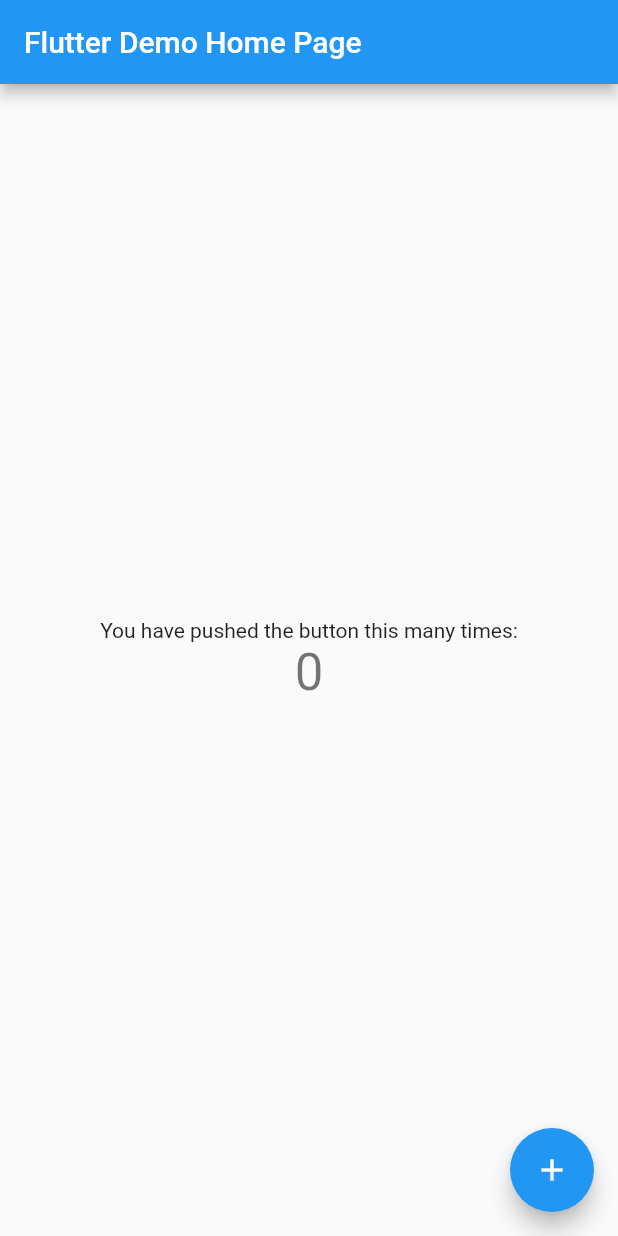
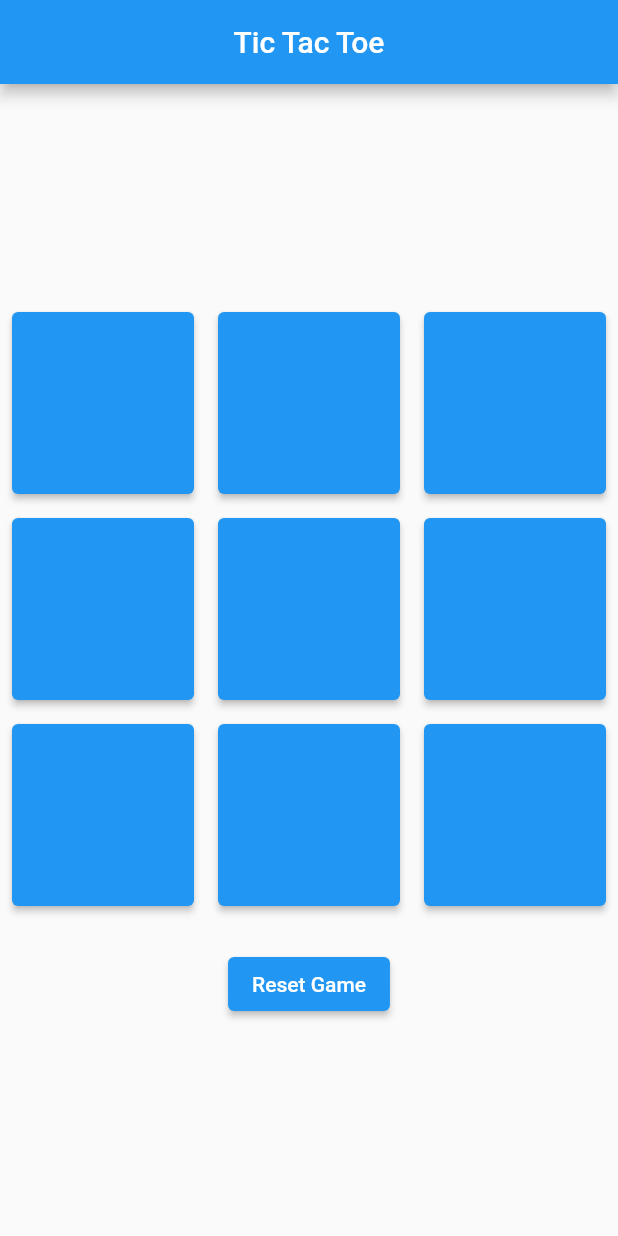
Before and after one commit to Shree-77/TicTacToe, a Flutter app: the screen it shows after launch, on a phone screen of 412 x 824 dp. Run offline on Flutter 3.47's test engine with Material 2 defaults, Android fonts, the phone set to English and light mode, and no system bars.

Commit message:
UI updated

```diff
--- a/lib/main.dart
+++ b/lib/main.dart
@@ -1,115 +1,69 @@
 import 'package:flutter/material.dart';
 
-void main() {
-  runApp(const MyApp());
+void main() => runApp(MaterialApp(home: TicTacToe()));
+
+class TicTacToe extends StatefulWidget {
+  const TicTacToe({Key? key}) : super(key: key);
+
+  @override
+  _TicTacToeState createState() => _TicTacToeState();
 }
 
-class MyApp extends StatelessWidget {
-  const MyApp({super.key});
+class _TicTacToeState extends State<TicTacToe> {
+  List<String> _gameState = List.filled(9, "");
+  String _currentPlayer = "X";
 
-  // This widget is the root of your application.
-  @override
-  Widget build(BuildContext context) {
-    return MaterialApp(
-      title: 'Flutter Demo',
-      theme: ThemeData(
-        // This is the theme of your application.
-        //
-        // Try running your application with "flutter run". You'll see the
-        // application has a blue toolbar. Then, without quitting the app, try
-        // changing the primarySwatch below to Colors.green and then invoke
-        // "hot reload" (press "r" in the console where you ran "flutter run",
-        // or simply save your changes to "hot reload" in a Flutter IDE).
-        // Notice that the counter didn't reset back to zero; the application
-        // is not restarted.
-        primarySwatch: Colors.blue,
-      ),
-      home: const MyHomePage(title: 'Flutter Demo Home Page'),
-    );
+  void _playMove(int index) {
+    setState(() {
+      if (_gameState[index] == "") {
+        _gameState[index] = _currentPlayer;
+        _currentPlayer = _currentPlayer == "X" ? "O" : "X";
+      }
+    });
   }
-}
 
-class MyHomePage extends StatefulWidget {
-  const MyHomePage({super.key, required this.title});
-
-  // This widget is the home page of your application. It is stateful, meaning
-  // that it has a State object (defined below) that contains fields that affect
-  // how it looks.
-
-  // This class is the configuration for the state. It holds the values (in this
-  // case the title) provided by the parent (in this case the App widget) and
-  // used by the build method of the State. Fields in a Widget subclass are
-  // always marked "final".
-
-  final String title;
-
-  @override
-  State<MyHomePage> createState() => _MyHomePageState();
-}
-
-class _MyHomePageState extends State<MyHomePage> {
-  int _counter = 0;
-
-  void _incrementCounter() {
+  void _resetGame() {
     setState(() {
-      // This call to setState tells the Flutter framework that something has
-      // changed in this State, which causes it to rerun the build method below
-      // so that the display can reflect the updated values. If we changed
-      // _counter without calling setState(), then the build method would not be
-      // called again, and so nothing would appear to happen.
-      _counter++;
+      _gameState = List.filled(9, "");
+      _currentPlayer = "X";
     });
   }
 
   @override
   Widget build(BuildContext context) {
-    // This method is rerun every time setState is called, for instance as done
-    // by the _incrementCounter method above.
-    //
-    // The Flutter framework has been optimized to make rerunning build methods
-    // fast, so that you can just rebuild anything that needs updating rather
-    // than having to individually change instances of widgets.
     return Scaffold(
       appBar: AppBar(
-        // Here we take the value from the MyHomePage object that was created by
-        // the App.build method, and use it to set our appbar title.
-        title: Text(widget.title),
+        title: Text('Tic Tac Toe'),
+        centerTitle: true,
       ),
-      body: Center(
-        // Center is a layout widget. It takes a single child and positions it
-        // in the middle of the parent.
-        child: Column(
-          // Column is also a layout widget. It takes a list of children and
-          // arranges them vertically. By default, it sizes itself to fit its
-          // children horizontally, and tries to be as tall as its parent.
-          //
-          // Invoke "debug painting" (press "p" in the console, choose the
-          // "Toggle Debug Paint" action from the Flutter Inspector in Android
-          // Studio, or the "Toggle Debug Paint" command in Visual Studio Code)
-          // to see the wireframe for each widget.
-          //
-          // Column has various properties to control how it sizes itself and
-          // how it positions its children. Here we use mainAxisAlignment to
-          // center the children vertically; the main axis here is the vertical
-          // axis because Columns are vertical (the cross axis would be
-          // horizontal).
-          mainAxisAlignment: MainAxisAlignment.center,
-          children: <Widget>[
-            const Text(
-              'You have pushed the button this many times:',
-            ),
-            Text(
-              '$_counter',
-              style: Theme.of(context).textTheme.headlineMedium,
-            ),
-          ],
-        ),
+      body: Column(
+        mainAxisAlignment: MainAxisAlignment.center,
+        children: [
+          GridView.builder(
+            gridDelegate:
+            SliverGridDelegateWithFixedCrossAxisCount(crossAxisCount: 3),
+            shrinkWrap: true,
+            itemCount: _gameState.length,
+            itemBuilder: (context, index) {
+              return Padding(
+                padding: const EdgeInsets.all(8.0),
+                child: ElevatedButton(
+                  onPressed: () => _playMove(index),
+                  child: Text(
+                    _gameState[index],
+                    style: TextStyle(fontSize: 80, fontWeight: FontWeight.bold),
+                  ),
+                ),
+              );
+            },
+          ),
+          SizedBox(height: 20),
+          ElevatedButton(
+            onPressed: _resetGame,
+            child: Text("Reset Game"),
+          ),
+        ],
       ),
-      floatingActionButton: FloatingActionButton(
-        onPressed: _incrementCounter,
-        tooltip: 'Increment',
-        child: const Icon(Icons.add),
-      ), // This trailing comma makes auto-formatting nicer for build methods.
     );
   }
 }
```
